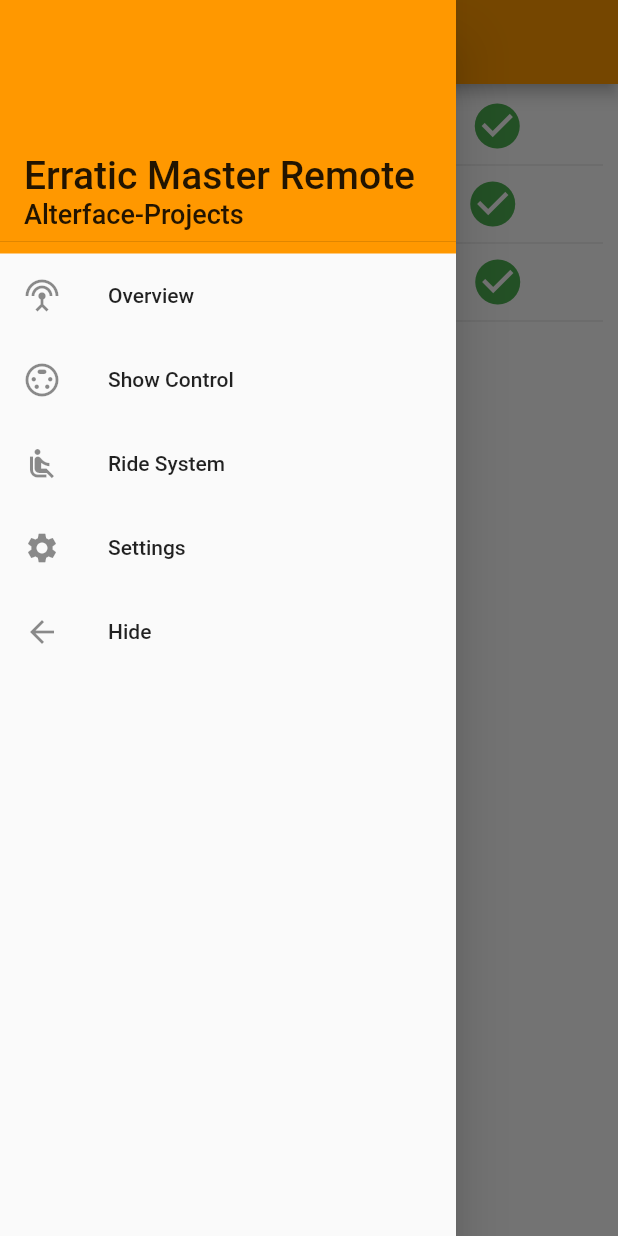
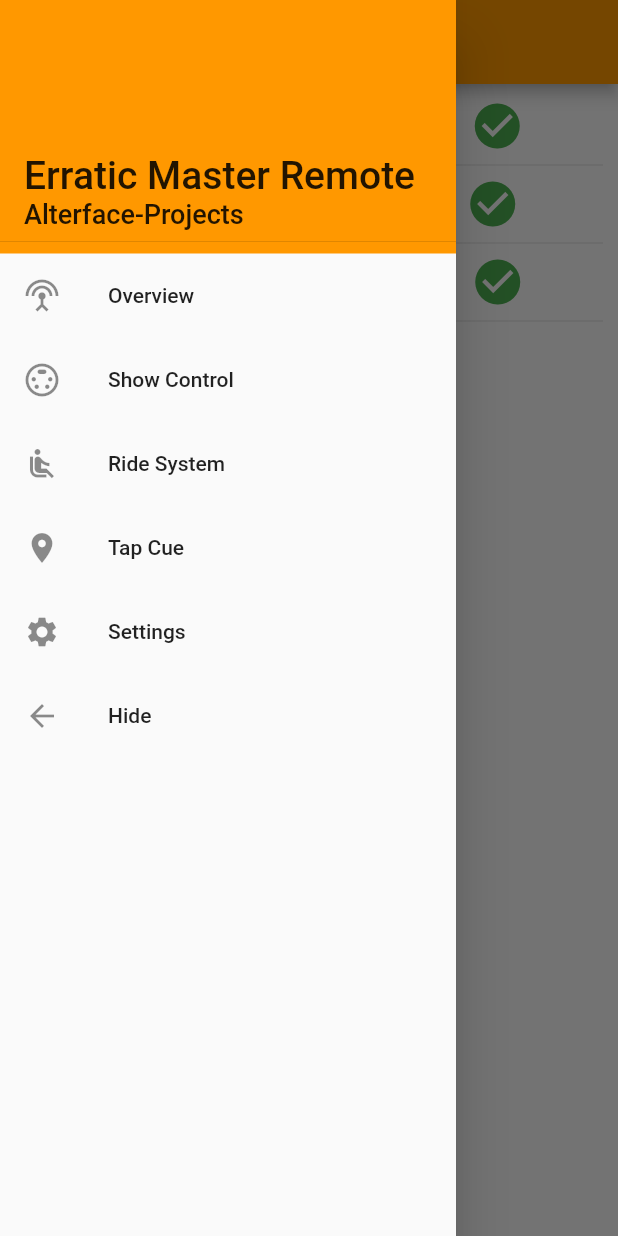
Before and after one commit to MacFurax/flutter_test_drawer, a Flutter app: the screen it shows after launch, with the side drawer open, on a phone screen of 412 x 824 dp. Run offline on Flutter 3.47's test engine with Material 2 defaults, Android fonts, the phone set to English and light mode, and no system bars; our stand-ins replace shared_preferences.

```diff
--- a/lib/drawer.dart
+++ b/lib/drawer.dart
@@ -49,6 +49,15 @@ class MyDrawer extends StatelessWidget{
                Navigator.of(context).pushNamed("/rideSystem");
              },
            ),
+            new ListTile(
+             title: new Text('Tap Cue'),
+             leading: new Icon(Icons.location_on),
+             onTap: (){
+               print('Show Show Tap Cue page');
+               Navigator.of(context).pop();
+               Navigator.of(context).pushNamed("/tapCue");
+             },
+           ),
            new ListTile(
              title: new Text('Settings'),
              leading: new Icon(Icons.settings),
--- a/lib/homePage.dart
+++ b/lib/homePage.dart
@@ -1,8 +1,12 @@
 import 'package:flutter/material.dart';
 import 'package:test_drawer/drawer.dart';
+import 'model.dart';
 import 'remoteAPI.dart';
 
+
 class HomePage extends StatelessWidget{
+
+
   @override
   Widget build( BuildContext context)
   {
--- a/lib/main.dart
+++ b/lib/main.dart
@@ -5,6 +5,8 @@ import 'package:test_drawer/rideSystemPage.dart';
 import 'package:test_drawer/settingsPage.dart';
 import 'package:test_drawer/homePage.dart';
 import 'package:test_drawer/remoteAPI.dart';
+import 'package:test_drawer/tapCue.dart';
+import 'package:test_drawer/model.dart';
 
 void main() => runApp(new MyApp());
 
@@ -15,6 +17,18 @@ class MyApp extends StatelessWidget {
   final ShowControlPage showControl = new ShowControlPage();
   final RideSystemPage rideSystem = new RideSystemPage();
   final SettingsPage settingsPage = new SettingsPage();
+  final TapCuePage tapCuePage = new TapCuePage();
+
+  MyApp()
+  {
+    loadModel();
+  }
+
+  void loadModel() async
+  {
+    await model.load();
+    print('IP is ' + model.ip);
+  }
 
   @override
   Widget build(BuildContext context) {
@@ -29,6 +43,7 @@ class MyApp extends StatelessWidget {
         "/showControl":(BuildContext context)  => showControl,
         "/rideSystem":(BuildContext context)  => rideSystem,
         "/settings":(BuildContext context) => settingsPage,
+        "/tapCue":(BuildContext context) => tapCuePage,
       }
     );
 
```
Also changed, not shown: lib/model.dart (added, +44 -0 lines), lib/remoteAPI.dart (+7 -6 lines), lib/tapCue.dart (added, +32 -0 lines).
